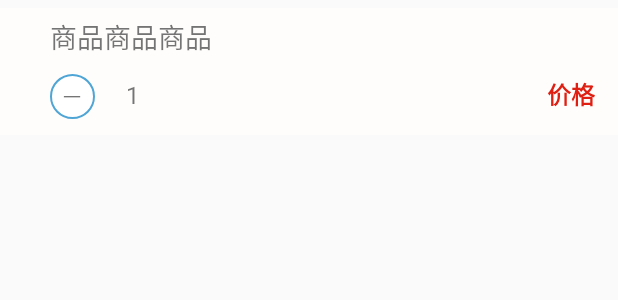
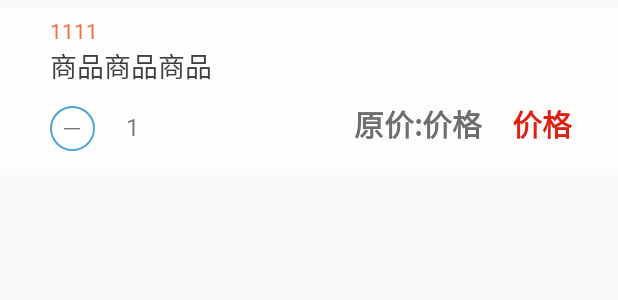
Before and after one commit to mengpan-123/helloworld-master, an Android app: the layout shopcar_list.xml on its own in the app's theme, with its tools: preview values and no code run, on a phone screen of 412 x 824 dp. Shown: the top 300 px of the screen. Run offline under Robolectric (Android 15) with nearby library versions, the phone set to English and light mode, and no system bars.

```diff
--- a/app/src/main/java/com/ceshi/helloworld/net/CreateAddAdapter.java
+++ b/app/src/main/java/com/ceshi/helloworld/net/CreateAddAdapter.java
@@ -1,6 +1,7 @@
 package com.ceshi.helloworld.net;
 
 import android.content.Context;
+import android.graphics.Paint;
 import android.view.View;
 import android.view.ViewGroup;
 import android.widget.BaseAdapter;
@@ -71,17 +72,20 @@ public class CreateAddAdapter extends BaseAdapter {
         convertView = View.inflate(context,  R.layout.shopcar_list, null);
         final CheckBox checkBox;
         ImageView icon;
-        final TextView name, price, num, type, reduce, add;
+        final TextView name, price, num, type, reduce, add,describe,y_price;
 
-        name = convertView.findViewById(R.id.tv_goods_name);
-        price = convertView.findViewById(R.id.tv_goods_price);
-        num = convertView.findViewById(R.id.tv_num);
-        reduce = convertView.findViewById(R.id.tv_reduce);
+        name = convertView.findViewById(R.id.tv_goods_name);//商品名称
+        price = convertView.findViewById(R.id.tv_goods_price);//商品价格
+        num = convertView.findViewById(R.id.tv_num);//商品数量
+        reduce = convertView.findViewById(R.id.tv_reduce);//减号
+        y_price=convertView.findViewById(R.id.tv_yuan_price);//原价格
+        y_price.getPaint().setFlags(Paint. STRIKE_THRU_TEXT_FLAG); //中划线
+        describe=convertView.findViewById(R.id.describe);//促销信息
        // add = convertView.findViewById(R.id.tv_add);
 
         name.setText(list.get(position).get("name"));
         price.setText("¥ " + new BigDecimal(String.valueOf((Double.valueOf(list.get(position).get("price"))) * (Integer.valueOf(list.get(position).get("count"))))).setScale(2, BigDecimal.ROUND_HALF_UP).toString() );
-
+        y_price.setText("¥ " + new BigDecimal(String.valueOf((Double.valueOf(list.get(position).get("price"))) * (Integer.valueOf(list.get(position).get("count"))))).setScale(2, BigDecimal.ROUND_HALF_UP).toString() );
         num.setText(list.get(position).get("count"));
 
         if(pitchOnMap.get(list.get(position).get("id"))== 0){
@@ -96,8 +100,6 @@ public class CreateAddAdapter extends BaseAdapter {
         reduce.setOnClickListener(new View.OnClickListener() {
             @Override
             public void onClick(View v) {
-
-
               /*  CommonData.list_adaptor = new CreateAddAdapter(InputGoodsActivity.this, list);
                 listView.setAdapter(CommonData.list_adaptor);*/
 
--- a/app/src/main/res/layout/shopcar_list.xml
+++ b/app/src/main/res/layout/shopcar_list.xml
@@ -8,22 +8,30 @@
         android:orientation="horizontal"
         android:background="#FEFDFC"
         android:layout_marginTop="5dp">
-        <RelativeLayout
-            android:layout_width="wrap_content"
+        <LinearLayout
+            android:layout_width="match_parent"
             android:layout_height="wrap_content"
             android:layout_marginTop="5dp"
-            android:layout_marginLeft="13dp" >
-
+            android:layout_marginLeft="13dp"
+            android:orientation="vertical">
+            <TextView
+                android:layout_width="match_parent"
+                android:id="@+id/describe"
+                android:layout_height="wrap_content"
+                android:layout_marginLeft="20dp"
+                android:textColor="#F06E48"
+                android:text="1111"/>
             <TextView
                 android:id="@+id/tv_goods_name"
                 android:layout_width="match_parent"
                 android:layout_height="wrap_content"
                 android:layout_marginLeft="20dp"
+                android:textColor="#413F3F"
                 android:ellipsize="end"
                 android:maxLines="2"
                 android:text="商品商品商品"
                 android:textSize="18dp" />
-            <RelativeLayout
+            <LinearLayout
                 android:layout_width="match_parent"
                 android:layout_height="wrap_content"
                 android:layout_marginBottom="10dp"
@@ -36,7 +44,7 @@
                     android:layout_height="wrap_content"
                     android:layout_alignParentLeft="true"
                     android:layout_marginRight="15dp"
-
+                    android:layout_marginBottom="2dp"
                     android:orientation="horizontal" >
                     <TextView
                         android:id="@+id/tv_reduce"
@@ -46,7 +54,7 @@
                         android:background="@drawable/textview_border"
                         android:text="一"
                         android:textSize="12dp"
-                        android:layout_marginBottom="2dp"/>
+                        android:layout_marginBottom="3dp"/>
                     <TextView
                         android:id="@+id/tv_num"
                         android:layout_width="50dp"
@@ -54,35 +62,43 @@
                         android:gravity="center"
                         android:textSize="16dp"
                         android:singleLine="true"
-                        android:text="1"
-/>
-                    <!--<TextView-->
-                        <!--android:id="@+id/tv_add"-->
-                        <!--android:layout_width="30dp"-->
-                        <!--android:layout_height="30dp"-->
-                        <!--android:gravity="center"-->
-                        <!--android:text="十"-->
-                        <!--android:background="@drawable/textview_border"-->
-                        <!--android:textSize="12sp" />-->
-
+                        android:text="1" />
                     <TextView
                         android:layout_width="wrap_content"
                         android:layout_height="wrap_content"
                         android:layout_weight="1" />
                     <TextView
+                        android:layout_width="wrap_content"
+                        android:layout_height="wrap_content"
+                        android:text="原价:"
+                        android:textSize="20dp"
+                        android:textStyle="bold"
+                        android:textColor="#6F6D6D" />
+                    <TextView
+                        android:id="@+id/tv_yuan_price"
+                        android:layout_width="wrap_content"
+                        android:layout_height="wrap_content"
+                        android:singleLine="true"
+                        android:textSize="20dp"
+                        android:textStyle="bold"
+                        android:textColor="#6F6D6D"
+                        android:text="价格"
+                        android:layout_marginRight="20dp"/>
+                    <TextView
                         android:id="@+id/tv_goods_price"
                         android:layout_width="wrap_content"
                         android:layout_height="wrap_content"
                         android:singleLine="true"
-                        android:textSize="16dp"
+                        android:textSize="20dp"
                         android:textStyle="bold"
                         android:textColor="#DF1F11"
-                        android:text="价格"/>
+                        android:text="价格"
+                        android:layout_marginRight="15dp"/>
 
                 </LinearLayout>
 
-            </RelativeLayout>
-        </RelativeLayout>
+            </LinearLayout>
+        </LinearLayout>
     </LinearLayout>
 
 
```
